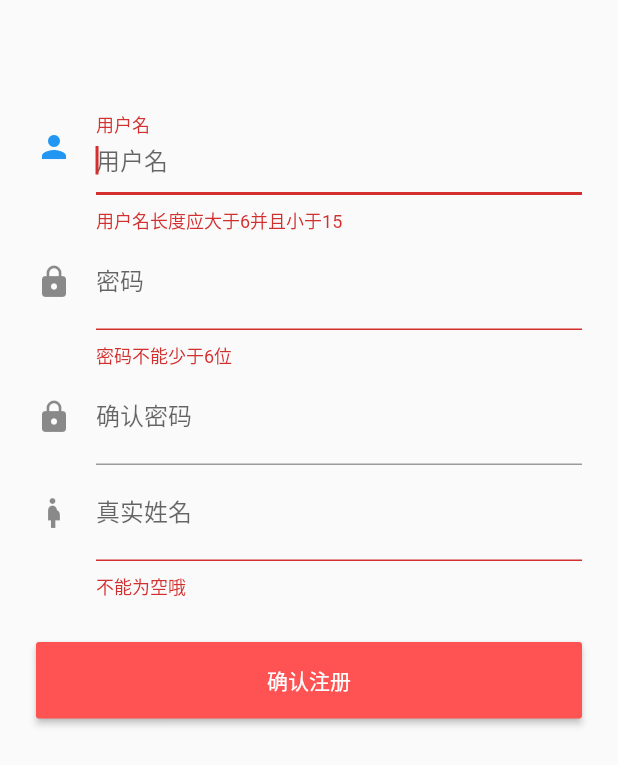
After one commit to hfhuaizhi/keshe2, a Flutter app: the Regist screen opened by its route, after a tap on "确认注册", on a phone screen of 412 x 824 dp. The commit adds this screen. Shown: the top 765 px of the screen. Run offline on Flutter 3.47's test engine with Material 2 defaults, Android fonts, the phone set to English and light mode, and no system bars; our stand-ins replace flutter_swiper, fluttertoast, shared_preferences; missing offline and left inert: flutter_webview_plugin; accounts and stored records are empty; network calls fail.

Commit message:
注册界面

```diff
--- a/lib/app.dart
+++ b/lib/app.dart
@@ -53,7 +53,7 @@ class AppState extends State<App> {
   Widget build(BuildContext context) {
     return Scaffold(
       appBar: AppBar(
-        title: Text('Flutter企业站实战'),
+        title: Text('Flutterkeshe'),
         leading: Icon(Icons.home),
         actions: <Widget>[
           //右侧内边距
@@ -91,7 +91,7 @@ class AppState extends State<App> {
             ),
             BottomNavigationBarItem(
               title: Text(
-                '产品',
+                '学生管理',
               ),
               icon: Icon(Icons.apps),
             ),
--- a/lib/conf/configure.dart
+++ b/lib/conf/configure.dart
@@ -2,8 +2,12 @@ class Config{
 
   static const String IP = '10.60.118.133';
   static const String PORT = '8080';
-  static const String SERVER_ADDRESS = "http://"+IP+":"+PORT;
+  //static const String SERVER_ADDRESS = "http://"+IP+":"+PORT;
+  static const String SERVER_ADDRESS = "http://www.baidu.com";
+  static const String SERVER_LOGIN = SERVER_ADDRESS+"/login";
 
-  static const String SERVER_LOGIN = SERVER_ADDRESS+"login";
+  static const String SERVER_GETSTUDENT = SERVER_ADDRESS+"/getstudent";
+
+  static const String SERVER_REGIST = SERVER_ADDRESS+"/regist";
 
 }
--- a/lib/main.dart
+++ b/lib/main.dart
@@ -3,6 +3,7 @@ import 'package:flutter_webview_plugin/flutter_webview_plugin.dart';
 import 'loading.dart';
 import 'app.dart';
 import 'login.dart';
+import 'regist.dart';
 
 void main() => runApp(MaterialApp(
   debugShowCheckedModeBanner: false,
@@ -13,6 +14,7 @@ void main() => runApp(MaterialApp(
   routes: <String,WidgetBuilder>{
     "app": (BuildContext context) => App(),
     "login": (BuildContext context) => Login(),
+    "regist": (BuildContext context) => Regist(),
     "company_info":(BuildContext context) => WebviewScaffold(
       url: "https://www.baidu.com",
       appBar: AppBar(
--- /dev/null
+++ b/lib/model/student.dart
@@ -0,0 +1,4 @@
+class Student {
+  String name;
+  String clazz;
+}
--- /dev/null
+++ b/lib/regist.dart
@@ -0,0 +1,170 @@
+import 'package:flutter/material.dart';
+import 'package:http/http.dart' as http;
+import 'conf/configure.dart';
+import 'package:fluttertoast/fluttertoast.dart';
+import 'utils/SpUtil.dart';
+import 'conf/GlobalValue.dart';
+import 'package:shared_preferences/shared_preferences.dart';
+import 'package:fluttertoast/fluttertoast.dart';
+class Regist extends StatefulWidget{
+  @override
+  State<StatefulWidget> createState() {
+    return _RegistState();
+  }
+
+}
+
+class _RegistState extends State<Regist>{
+  TextEditingController _unameController = new TextEditingController();
+  TextEditingController _pwdController = new TextEditingController();
+  TextEditingController _realNameController = new TextEditingController();
+  GlobalKey _formKey= new GlobalKey<FormState>();
+  @override
+  void initState() {
+    super.initState();
+  }
+
+  @override
+  Widget build(BuildContext context) {
+    return Scaffold(
+      body: Padding(
+        padding: const EdgeInsets.symmetric(vertical: 66.0, horizontal: 24.0),
+        child: Form(
+          key: _formKey, //设置globalKey，用于后面获取FormState
+          autovalidate: true, //开启自动校验
+          child: Column(
+            children: <Widget>[
+              TextFormField(
+                  autofocus: true,
+                  controller: _unameController,
+                  decoration: InputDecoration(
+                      labelText: "用户名",
+                      hintText: "用户名",
+                      icon: Icon(Icons.person)
+                  ),
+                  // 校验用户名
+                  validator: (v) {
+                    if(v.trim().length<6||v.trim().length>15){
+                      return "用户名长度应大于6并且小于15";
+                    }else{
+                      return null;
+                    }
+                  }
+
+              ),
+              TextFormField(
+                  controller: _pwdController,
+                  decoration: InputDecoration(
+                      labelText: "密码",
+                      hintText: "密码",
+                      icon: Icon(Icons.lock)
+                  ),
+                  obscureText: true,
+                  //校验密码
+                  validator: (v) {
+                    return v
+                        .trim()
+                        .length > 5 ? null : "密码不能少于6位";
+
+                  }
+              ),
+              TextFormField(
+                  decoration: InputDecoration(
+                      labelText: "确认密码",
+                      hintText: "确认密码",
+                      icon: Icon(Icons.lock)
+                  ),
+                  obscureText: true,
+                  //校验密码
+                  validator: (v) {
+                    return v
+                        .trim()
+                        .contains(_pwdController.text)  ? null : "两次密码不一样!";
+
+                  }
+              ),
+              TextFormField(
+                  controller: _realNameController,
+                  decoration: InputDecoration(
+                      labelText: "真实姓名",
+                      hintText: "真实姓名",
+                      icon: Icon(Icons.pregnant_woman)
+                  ),
+                  validator: (v) {
+                    return v
+                        .trim()
+                        .length > 1 ? null : "不能为空哦";
+
+                  }
+              ),
+              // 登录按钮
+              Padding(
+                padding: const EdgeInsets.only(top: 28.0),
+                child: Row(
+                  children: <Widget>[
+                    Expanded(child: RaisedButton(onPressed: (){
+                      _doRegist();
+                    },
+                      textColor: Colors.white,
+                      color: Theme.of(context).primaryColor,
+                      child: Text("确认注册"),
+                      padding: EdgeInsets.all(15.0),
+                    ))
+                  ],
+                ),
+              )
+            ],
+          ),
+        ),
+      ),
+    );
+  }
+  void _doRegist() async{
+    String username = _unameController.text;
+    String password = _pwdController.text;
+    String realname = _realNameController.text;
+    var res = await http.get(Config.SERVER_REGIST+"?username=$username&password=$password&realname=$realname");
+    String body = res.body;
+    if(body!=null&&body.contains("success")){
+      showDialog<Null>(
+        context: context,
+        barrierDismissible: false,
+        builder: (BuildContext context) {
+          return new AlertDialog(
+            title: new Text('注册成功'),
+            actions: <Widget>[
+              new FlatButton(
+                child: new Text('确定'),
+                onPressed: () {
+                  Navigator.of(context).pop();
+                },
+              ),
+            ],
+          );
+        },
+      ).then((val) {
+        print(val);
+      });
+    }else{
+      showDialog<Null>(
+        context: context,
+        barrierDismissible: false,
+        builder: (BuildContext context) {
+          return new AlertDialog(
+            title: new Text('注册失败'),
+            actions: <Widget>[
+              new FlatButton(
+                child: new Text(body),
+                onPressed: () {
+                },
+              ),
+            ],
+          );
+        },
+      ).then((val) {
+        print(val);
+      });
+    }
+    //Navigator.pushNamed(context, "regist");
+  }
+}
--- a/lib/services/news.dart
+++ b/lib/services/news.dart
@@ -5,7 +5,7 @@ import '../conf/configure.dart';
 //获取新闻数据
 getNewsResult() async {
 
-  String url = 'http://' + Config.IP + ':' + Config.PORT + '/?action=getNews';
+  String url = Config.SERVER_ADDRESS + '/?action=getNews';
 
   var res = await http.get(url);
   String body = res.body;
```
Also changed, not shown: lib/login.dart (+21 -3 lines), lib/pages/news_page.dart (+23 -13 lines).
